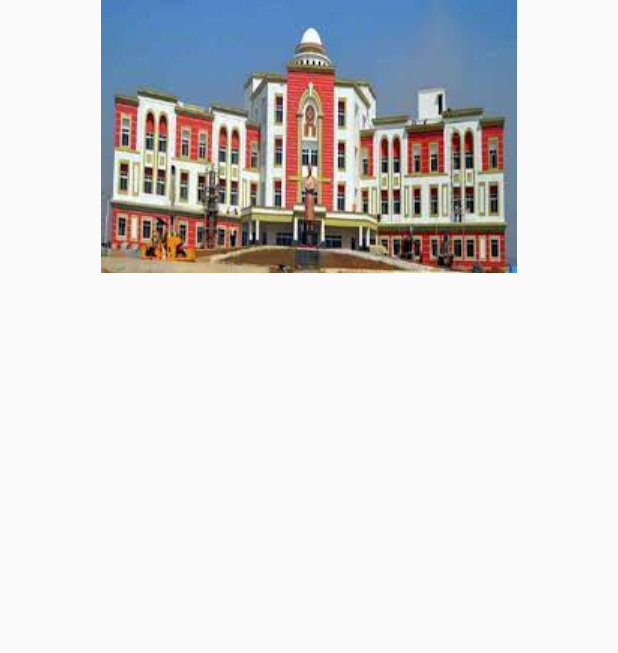
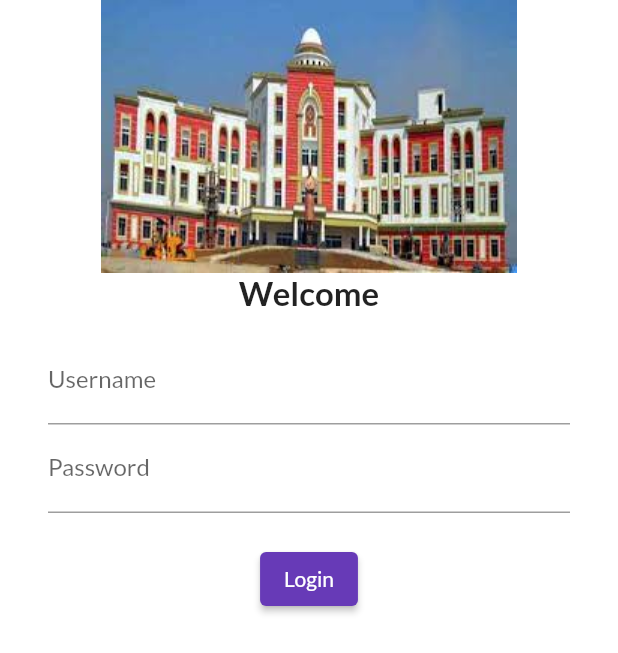
Before and after one commit to RahulSChauhan50/fluttertest, a Flutter app: the screen it shows after launch, on a phone screen of 412 x 824 dp. Shown: the top 653 px of the screen. Run offline on Flutter 3.47's test engine with Material 2 defaults, Android fonts, the phone set to English and light mode, and no system bars; our stand-ins replace google_fonts; missing offline and left inert: dart:html.

Commit message:
Added font library and Created a basic form with input and button

```diff
--- a/lib/main.dart
+++ b/lib/main.dart
@@ -1,6 +1,7 @@
 import 'package:flutter/material.dart';
 import 'package:fluttertest/pages/homepage.dart';
 import 'package:fluttertest/pages/login_page.dart';
+import 'package:google_fonts/google_fonts.dart';
 
 void main() {
   runApp(MyApp());
@@ -16,7 +17,10 @@ class MyApp extends StatelessWidget {
     return MaterialApp(
       themeMode: ThemeMode.light,
       darkTheme: ThemeData(brightness: Brightness.dark),
-      theme: ThemeData(primarySwatch: Colors.deepPurple),
+      theme: ThemeData(
+        primarySwatch: Colors.deepPurple,
+        fontFamily: GoogleFonts.lato().fontFamily,
+      ),
       initialRoute: "/login",
       routes: {"/": (context) => Home(), "/login": (context) => Login()},
     );
--- a/lib/pages/login_page.dart
+++ b/lib/pages/login_page.dart
@@ -1,12 +1,49 @@
+import 'dart:html';
+
 import "package:flutter/material.dart";
 
 class Login extends StatelessWidget {
   @override
   Widget build(BuildContext context) {
     return Material(
-      child: Column(children: [
-        Image.asset("assets/images/index.jpg")
-      ],),
+      color: Colors.white,
+      child: Column(
+        children: [
+          Image.asset(
+            "assets/images/index.jpg",
+            fit: BoxFit.cover,
+          ),
+          Text(
+            "Welcome",
+            style: TextStyle(fontSize: 22, fontWeight: FontWeight.bold),
+          ),
+          Padding(
+              padding: const EdgeInsets.symmetric(vertical: 16, horizontal: 32),
+              child: Column(
+                children: [
+                  TextFormField(
+                    decoration: InputDecoration(
+                        hintText: "Enter usename", labelText: "Username"),
+                  ),
+                  TextFormField(
+                    obscureText: true,
+                    decoration: InputDecoration(
+                        hintText: "Enter password", labelText: "Password"),
+                  ),
+                  SizedBox(
+                    height: 20,
+                  ),
+                  ElevatedButton(
+                    onPressed: () {
+                      print("dvdsv");
+                    },
+                    child: Text("Login"),
+                    style: TextButton.styleFrom(),
+                  ),
+                ],
+              )),
+        ],
+      ),
     );
   }
 }
--- a/pubspec.yaml
+++ b/pubspec.yaml
@@ -34,6 +34,7 @@ dependencies:
   # The following adds the Cupertino Icons font to your application.
   # Use with the CupertinoIcons class for iOS style icons.
   cupertino_icons: ^1.0.2
+  google_fonts: ^2.2.0
 
 dev_dependencies:
   flutter_test:
```
Also changed, not shown: pubspec.lock.
